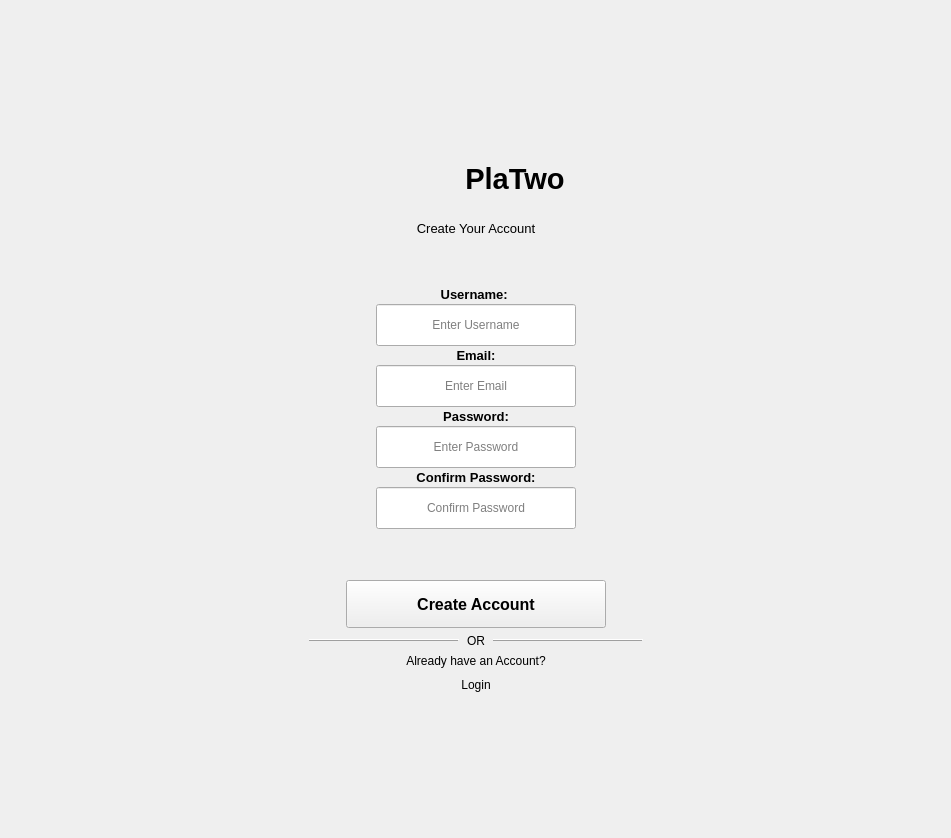
The window that AP_PROJECT_PLATWO/src/Ui/signuppage.ui (sajjadrashidinsr/PlaTwo) describes before a commit, drawn with Qt 5.
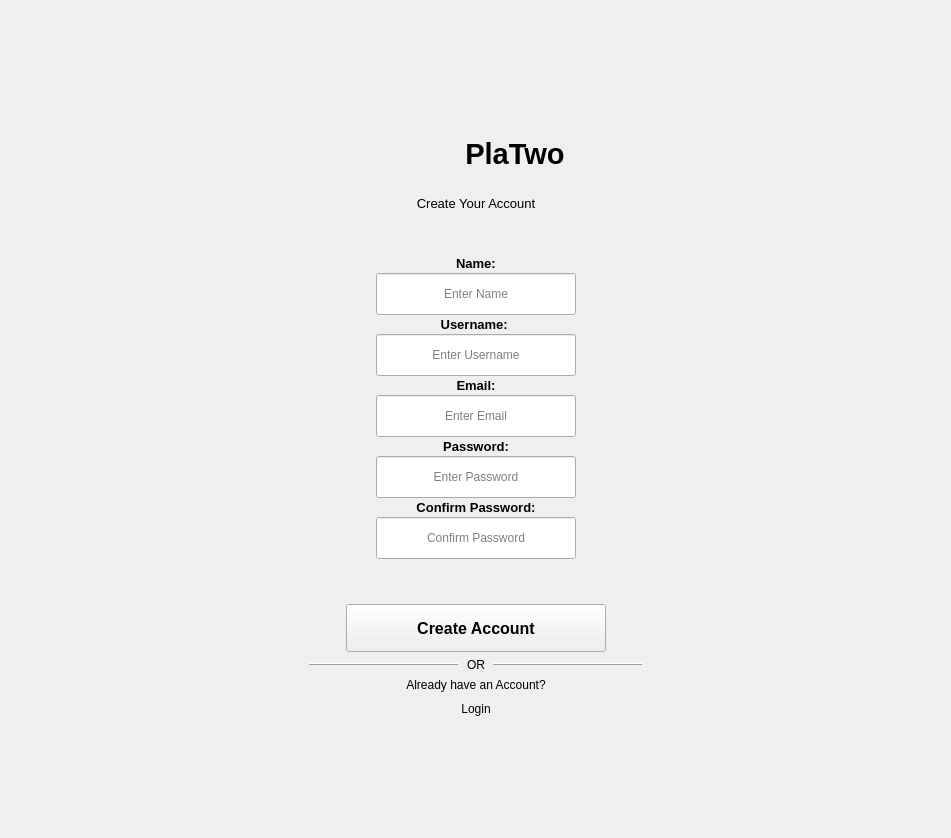
The same window after the commit. Icons and pictures are not drawn.

Commit message: sajjad: just fixing ui LOGIN

Diff of the .ui file:
```diff
--- a/AP_PROJECT_PLATWO/src/Ui/signuppage.ui
+++ b/AP_PROJECT_PLATWO/src/Ui/signuppage.ui
@@ -200,6 +200,56 @@
             </property>
            </spacer>
           </item>
+          <item alignment="Qt::AlignmentFlag::AlignHCenter">
+           <widget class="QLabel" name="labe_name">
+            <property name="font">
+             <font>
+              <pointsize>10</pointsize>
+              <bold>true</bold>
+             </font>
+            </property>
+            <property name="text">
+             <string>Name:</string>
+            </property>
+           </widget>
+          </item>
+          <item alignment="Qt::AlignmentFlag::AlignHCenter">
+           <widget class="QLineEdit" name="lineEdit_name">
+            <property name="minimumSize">
+             <size>
+              <width>200</width>
+              <height>42</height>
+             </size>
+            </property>
+            <property name="maximumSize">
+             <size>
+              <width>200</width>
+              <height>16777215</height>
+             </size>
+            </property>
+            <property name="inputMask">
+             <string/>
+            </property>
+            <property name="text">
+             <string/>
+            </property>
+            <property name="maxLength">
+             <number>32767</number>
+            </property>
+            <property name="frame">
+             <bool>true</bool>
+            </property>
+            <property name="cursorPosition">
+             <number>0</number>
+            </property>
+            <property name="alignment">
+             <set>Qt::AlignmentFlag::AlignCenter</set>
+            </property>
+            <property name="placeholderText">
+             <string>Enter Name</string>
+            </property>
+           </widget>
+          </item>
           <item>
            <widget class="QLabel" name="label_username">
             <property name="font">
@@ -230,6 +280,11 @@
               <height>16777215</height>
              </size>
             </property>
+            <property name="font">
+             <font>
+              <pointsize>9</pointsize>
+             </font>
+            </property>
             <property name="toolTip">
              <string>&lt;html&gt;&lt;head/&gt;&lt;body&gt;&lt;p&gt;Enter your &lt;span style=&quot; font-weight:700;&quot;&gt;Username&lt;/span&gt;&lt;/p&gt;&lt;/body&gt;&lt;/html&gt;</string>
             </property>
```
The commit also changes 3 other files.
